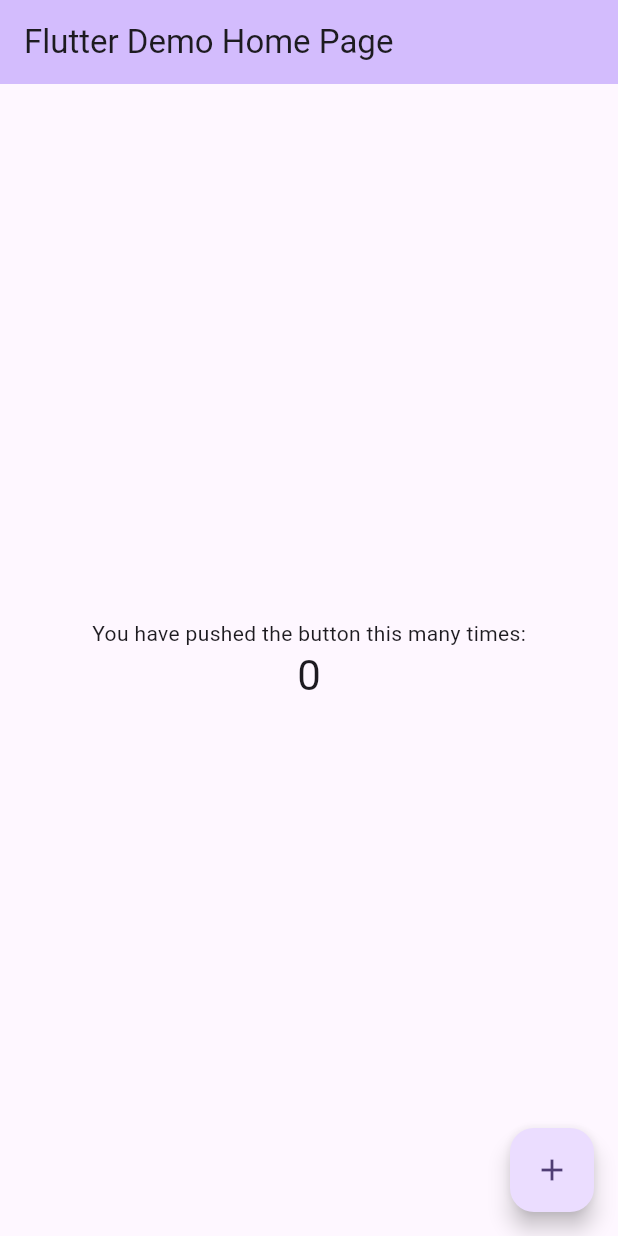
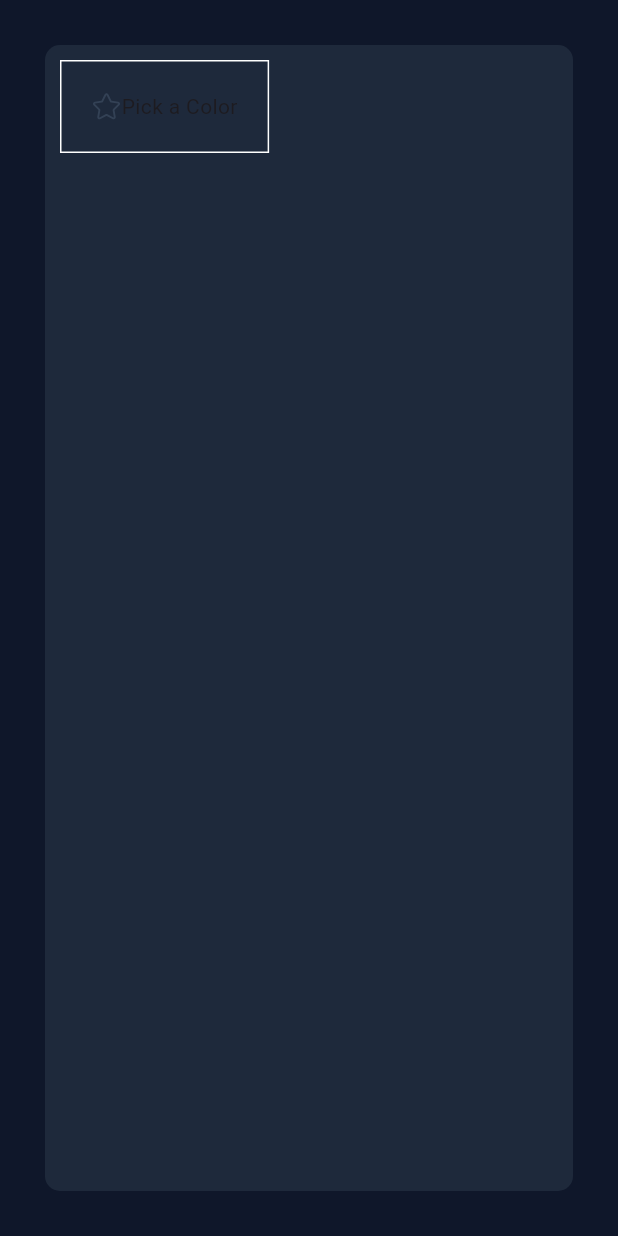
Before and after one commit to Luismi74/hotkey-mapper, a Flutter app: the screen it shows after launch, on a phone screen of 412 x 824 dp. Run offline on Flutter 3.47's test engine with Material 3 defaults, Android fonts, the phone set to English and light mode, and no system bars; our stand-ins replace flutter_riverpod, flutter_svg.

Commit message:
UI Updates

```diff
--- /dev/null
+++ b/lib/features/base/ui/hotkeys.page.dart
@@ -0,0 +1,40 @@
+import 'package:flutter/material.dart';
+import 'package:flutter_riverpod/flutter_riverpod.dart';
+import 'package:hotkeys_mapper/features/base/ui/widgets/hotkey_display.widget.dart';
+import 'package:hotkeys_mapper/styles/colors.dart';
+
+class HotkeysPageView extends ConsumerStatefulWidget {
+  const HotkeysPageView({super.key});
+
+  @override
+  ConsumerState<ConsumerStatefulWidget> createState() =>
+      _HotkeysPageViewState();
+}
+
+class _HotkeysPageViewState extends ConsumerState<HotkeysPageView> {
+  @override
+  Widget build(BuildContext context) {
+    return Scaffold(
+      backgroundColor: CustomColors.background,
+      body: Container(
+        margin: const EdgeInsets.all(30),
+        decoration: BoxDecoration(
+          borderRadius: BorderRadius.circular(10),
+          color: CustomColors.secondaryColor,
+        ),
+        child: Row(
+          children: [
+            Column(
+              children: [
+                HotkeyDisplayWidget(),
+              ],
+            ),
+            Column(
+              children: [],
+            ),
+          ],
+        ),
+      ),
+    );
+  }
+}
--- /dev/null
+++ b/lib/features/base/ui/widgets/hotkey_display.widget.dart
@@ -0,0 +1,30 @@
+import 'package:flutter/material.dart';
+import 'package:flutter_svg/svg.dart';
+
+class HotkeyDisplayWidget extends StatefulWidget {
+  const HotkeyDisplayWidget({super.key});
+
+  @override
+  State<HotkeyDisplayWidget> createState() => _HotkeyDisplayWidgetState();
+}
+
+class _HotkeyDisplayWidgetState extends State<HotkeyDisplayWidget> {
+  @override
+  Widget build(BuildContext context) {
+    return Container(
+      margin: EdgeInsets.all(10),
+      padding: EdgeInsets.all(20),
+      decoration: BoxDecoration(
+        border: Border.all(color: Colors.white),
+      ),
+      child: Row(
+        children: [
+          SvgPicture.asset(
+            'assets/icons/star.svg',
+          ),
+          Text('Pick a Color')
+        ],
+      ),
+    );
+  }
+}
--- a/lib/main.dart
+++ b/lib/main.dart
@@ -1,4 +1,5 @@
 import 'package:flutter/material.dart';
+import 'package:hotkeys_mapper/features/base/ui/hotkeys.page.dart';
 
 void main() {
   runApp(const MyApp());
@@ -11,73 +12,12 @@ class MyApp extends StatelessWidget {
   @override
   Widget build(BuildContext context) {
     return MaterialApp(
+      debugShowCheckedModeBanner: false,
       title: 'Flutter Demo',
       theme: ThemeData(
-        colorScheme: ColorScheme.fromSeed(seedColor: Colors.deepPurple),
         useMaterial3: true,
       ),
-      home: const MyHomePage(title: 'Flutter Demo Home Page'),
+      home: HotkeysPageView(),
     );
   }
 }
-
-class MyHomePage extends StatefulWidget {
-  const MyHomePage({super.key, required this.title});
-
-  final String title;
-
-  @override
-  State<MyHomePage> createState() => _MyHomePageState();
-}
-
-class _MyHomePageState extends State<MyHomePage> {
-  int _counter = 0;
-
-  void _incrementCounter() {
-    setState(() {
-      _counter++;
-    });
-  }
-
-  @override
-  Widget build(BuildContext context) {
-    return Scaffold(
-      appBar: AppBar(
-        backgroundColor: Theme.of(context).colorScheme.inversePrimary,
-        title: Text(widget.title),
-      ),
-      body: Center(
-        child: Column(
-          // Column is also a layout widget. It takes a list of children and
-          // arranges them vertically. By default, it sizes itself to fit its
-          // children horizontally, and tries to be as tall as its parent.
-          //
-          // Column has various properties to control how it sizes itself and
-          // how it positions its children. Here we use mainAxisAlignment to
-          // center the children vertically; the main axis here is the vertical
-          // axis because Columns are vertical (the cross axis would be
-          // horizontal).
-          //
-          // TRY THIS: Invoke "debug painting" (choose the "Toggle Debug Paint"
-          // action in the IDE, or press "p" in the console), to see the
-          // wireframe for each widget.
-          mainAxisAlignment: MainAxisAlignment.center,
-          children: <Widget>[
-            const Text(
-              'You have pushed the button this many times:',
-            ),
-            Text(
-              '$_counter',
-              style: Theme.of(context).textTheme.headlineMedium,
-            ),
-          ],
-        ),
-      ),
-      floatingActionButton: FloatingActionButton(
-        onPressed: _incrementCounter,
-        tooltip: 'Increment',
-        child: const Icon(Icons.add),
-      ), // This trailing comma makes auto-formatting nicer for build methods.
-    );
-  }
-}
--- /dev/null
+++ b/lib/styles/colors.dart
@@ -0,0 +1,6 @@
+import 'package:flutter/material.dart';
+
+abstract class CustomColors {
+  static const background = Color(0xff0F172A);
+  static const secondaryColor = Color(0xff1E293B);
+}
```
Also changed, not shown: pubspec.yaml (+8 -72 lines), assets/icons/star.svg (added).
